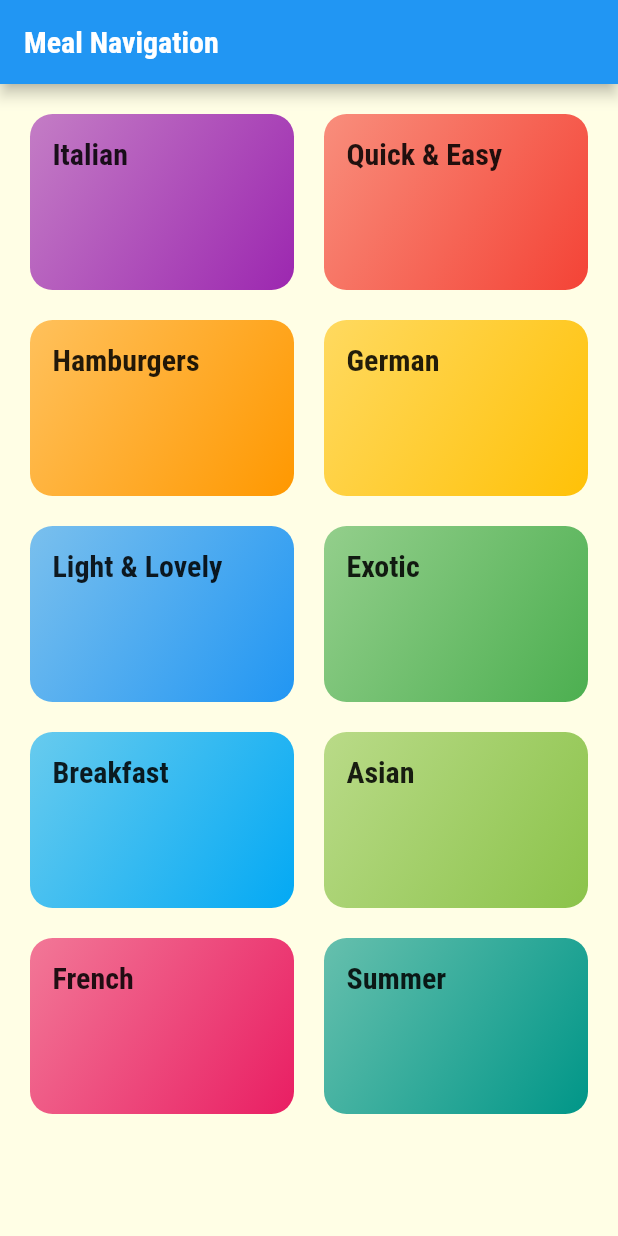
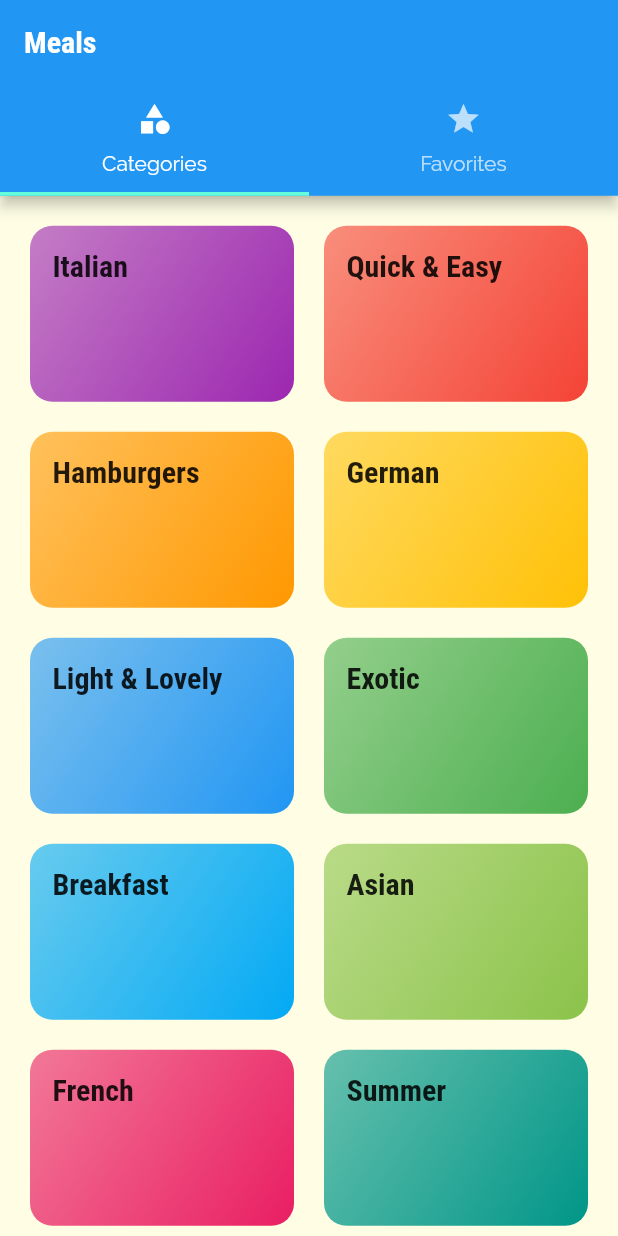
Before and after one commit to AmirSyafiq2112/MealsNavigationApp, a Flutter app: the screen it shows after launch, on a phone screen of 412 x 824 dp. Run offline on Flutter 3.47's test engine with Material 2 defaults, Android fonts, the phone set to English and light mode, and no system bars.

Commit message:
add tabs screen

```diff
--- a/lib/main.dart
+++ b/lib/main.dart
@@ -3,6 +3,7 @@ import 'package:meals_navigation_apps/screens/categories_screen.dart';
 import 'package:meals_navigation_apps/screens/category_meals_screen.dart';
 import 'package:meals_navigation_apps/screens/error_screen.dart';
 import 'package:meals_navigation_apps/screens/meal_detail_screen.dart';
+import 'package:meals_navigation_apps/screens/tabs_screen.dart';
 
 void main() => runApp(MyApp());
 
@@ -28,7 +29,7 @@ class MyApp extends StatelessWidget {
               fontWeight: FontWeight.bold,
             )),
       ),
-      home: CategoriesScreen(),
+      home: TabsScreen(),
       routes: {
         CategoryMealsScreen.routeName: (ctx) => CategoryMealsScreen(),
         MealDetailScreen.routeName: (ctx) => MealDetailScreen(),
--- a/lib/screens/categories_screen.dart
+++ b/lib/screens/categories_screen.dart
@@ -8,11 +8,7 @@ class CategoriesScreen extends StatelessWidget {
 
   @override
   Widget build(BuildContext context) {
-    return Scaffold(
-      appBar: AppBar(
-        title: const Text('Meal Navigation'),
-      ),
-      body: GridView(
+    return GridView(
       padding: const EdgeInsets.all(20),
       children: DUMMY_CATEGORIES
           .map(
@@ -29,7 +25,6 @@ class CategoriesScreen extends StatelessWidget {
         crossAxisSpacing: 20,
         mainAxisSpacing: 20,
       ),
-      ),
     );
   }
 }
--- /dev/null
+++ b/lib/screens/favorites_screen.dart
@@ -0,0 +1,10 @@
+import 'package:flutter/material.dart';
+
+class FavoritesScreen extends StatelessWidget {
+  @override
+  Widget build(BuildContext context) {
+    return Center(
+      child: Text('The Favorites'),
+    );
+  }
+}
--- /dev/null
+++ b/lib/screens/tabs_screen.dart
@@ -0,0 +1,43 @@
+import 'package:flutter/material.dart';
+import 'package:meals_navigation_apps/screens/categories_screen.dart';
+import 'package:meals_navigation_apps/screens/favorites_screen.dart';
+
+class TabsScreen extends StatefulWidget {
+  const TabsScreen({Key key}) : super(key: key);
+
+  @override
+  State<TabsScreen> createState() => _TabsScreenState();
+}
+
+class _TabsScreenState extends State<TabsScreen> {
+  @override
+  Widget build(BuildContext context) {
+    return DefaultTabController(
+      length: 2,
+      // initialIndex: 1,
+      child: Scaffold(
+        appBar: AppBar(
+          title: Text('Meals'),
+          bottom: TabBar(
+            indicatorColor: Colors.tealAccent,
+            indicatorWeight: 2.5,
+            tabs: [
+              Tab(
+                icon: Icon(Icons.category),
+                text: 'Categories',
+              ),
+              Tab(
+                icon: Icon(Icons.star),
+                text: 'Favorites',
+              ),
+            ],
+          ),
+        ),
+        body: TabBarView(children: [
+          CategoriesScreen(),
+          FavoritesScreen(),
+        ]),
+      ),
+    );
+  }
+}
```
Lines whose indentation alone changed are shown as unchanged.
